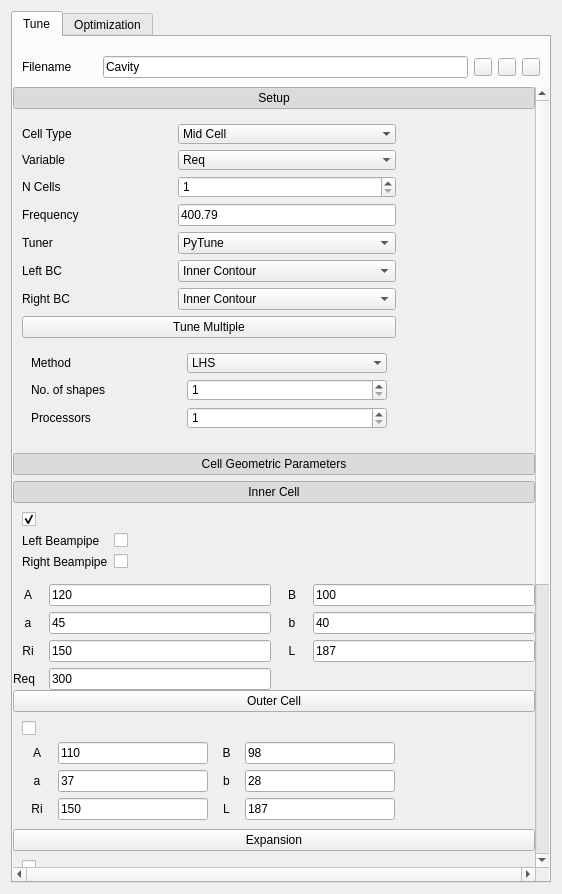
This is ui_files/run_tune.ui in Dark-Elektron/CavityDesignHub as Qt 5 draws it before an edit. The edited form follows.
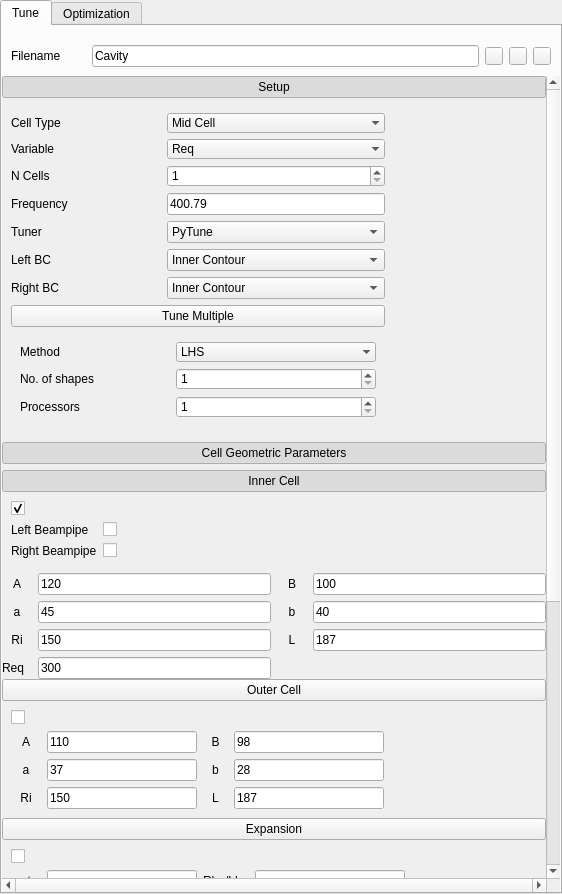
This is the edited form. Icons and pictures are not drawn. Custom widgets are drawn as their Qt base class.

```diff
--- a/ui_files/run_tune.ui
+++ b/ui_files/run_tune.ui
@@ -17,6 +17,21 @@
    <string notr="true"/>
   </property>
   <layout class="QGridLayout" name="gridLayout">
+   <property name="leftMargin">
+    <number>0</number>
+   </property>
+   <property name="topMargin">
+    <number>0</number>
+   </property>
+   <property name="rightMargin">
+    <number>0</number>
+   </property>
+   <property name="bottomMargin">
+    <number>0</number>
+   </property>
+   <property name="spacing">
+    <number>0</number>
+   </property>
    <item row="0" column="0">
     <widget class="QSplitter" name="sp_Left_Right_Container">
      <property name="orientation">
@@ -30,6 +45,21 @@
        <string notr="true"/>
       </property>
       <layout class="QGridLayout" name="gridLayout_7">
+       <property name="leftMargin">
+        <number>0</number>
+       </property>
+       <property name="topMargin">
+        <number>0</number>
+       </property>
+       <property name="rightMargin">
+        <number>0</number>
+       </property>
+       <property name="bottomMargin">
+        <number>0</number>
+       </property>
+       <property name="spacing">
+        <number>0</number>
+       </property>
        <item row="0" column="0">
         <widget class="QTabWidget" name="tabWidget_3">
          <property name="currentIndex">
@@ -73,9 +103,9 @@
               <property name="geometry">
                <rect>
                 <x>0</x>
-                <y>-494</y>
-                <width>503</width>
-                <height>1261</height>
+                <y>0</y>
+                <width>535</width>
+                <height>1359</height>
                </rect>
               </property>
               <property name="styleSheet">
@@ -1888,8 +1918,8 @@
                <rect>
                 <x>0</x>
                 <y>0</y>
-                <width>501</width>
-                <height>1499</height>
+                <width>511</width>
+                <height>1563</height>
                </rect>
               </property>
               <layout class="QGridLayout" name="gridLayout_3">
```
